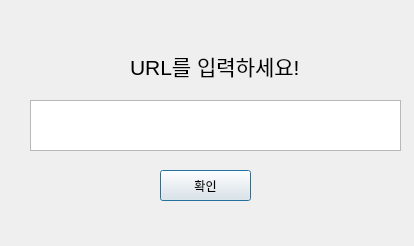
Before: the Qt Designer form get_store.ui in singwisdom/Review_Collect_Crawler, drawn with Qt 5.
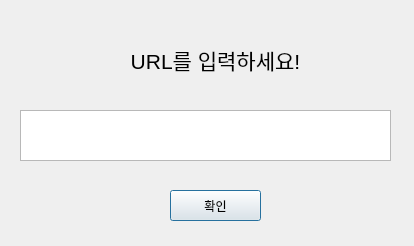
After: the same form once the commit is applied.

Diff of the .ui file:
```diff
--- a/get_store.ui
+++ b/get_store.ui
@@ -19,8 +19,8 @@
   <widget class="QPushButton" name="ok">
    <property name="geometry">
     <rect>
-     <x>160</x>
-     <y>170</y>
+     <x>170</x>
+     <y>190</y>
      <width>91</width>
      <height>31</height>
     </rect>
@@ -37,8 +37,8 @@
   <widget class="QTextEdit" name="edit">
    <property name="geometry">
     <rect>
-     <x>30</x>
-     <y>100</y>
+     <x>20</x>
+     <y>110</y>
      <width>371</width>
      <height>51</height>
     </rect>
@@ -47,17 +47,17 @@
   <widget class="QLabel" name="info">
    <property name="geometry">
     <rect>
-     <x>130</x>
-     <y>50</y>
-     <width>171</width>
-     <height>31</height>
+     <x>80</x>
+     <y>40</y>
+     <width>271</width>
+     <height>41</height>
     </rect>
    </property>
    <property name="styleSheet">
     <string notr="true">font: 9pt &quot;12롯데마트행복Bold&quot;;</string>
    </property>
    <property name="text">
-    <string>&lt;html&gt;&lt;head/&gt;&lt;body&gt;&lt;p&gt;&lt;span style=&quot; font-size:16pt;&quot;&gt;URL를 입력하세요!&lt;/span&gt;&lt;/p&gt;&lt;/body&gt;&lt;/html&gt;</string>
+    <string>&lt;html&gt;&lt;head/&gt;&lt;body&gt;&lt;p align=&quot;center&quot;&gt;&lt;span style=&quot; font-size:16pt;&quot;&gt;URL를 입력하세요!&lt;/span&gt;&lt;/p&gt;&lt;/body&gt;&lt;/html&gt;</string>
    </property>
    <property name="scaledContents">
     <bool>false</bool>
```
